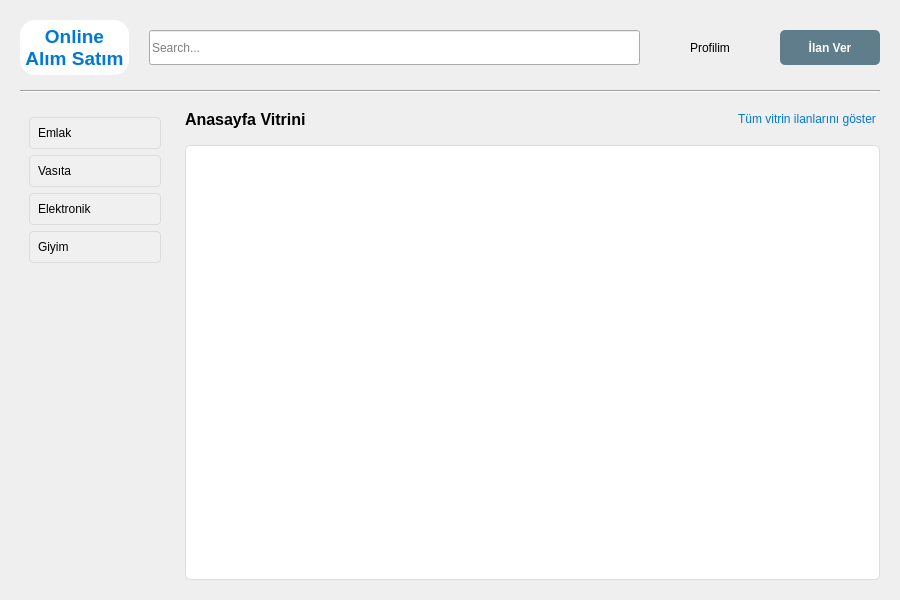
This is anasayfa.ui in Online-Alim-Satim-Platformu/Online-Alim-Satim-Platformu as Qt 5 draws it before an edit. The edited form follows.
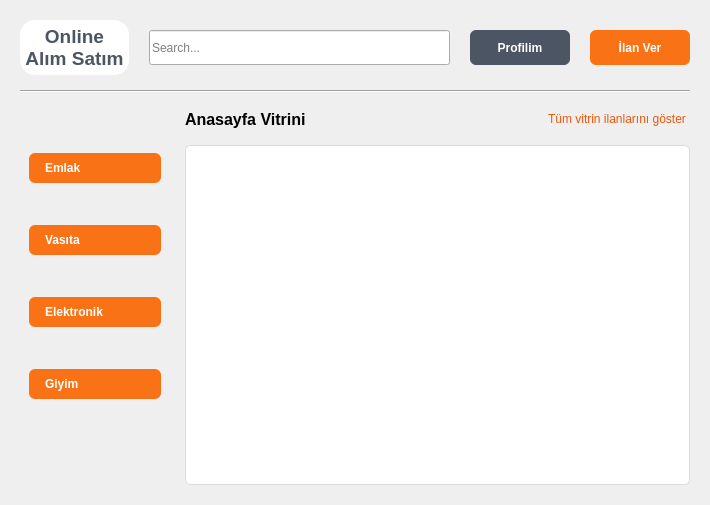
This is the edited form.

Patch:
```diff
--- a/anasayfa.ui
+++ b/anasayfa.ui
@@ -6,8 +6,8 @@
    <rect>
     <x>0</x>
     <y>0</y>
-    <width>900</width>
-    <height>600</height>
+    <width>710</width>
+    <height>505</height>
    </rect>
   </property>
   <property name="windowTitle">
@@ -43,7 +43,7 @@
         </font>
        </property>
        <property name="styleSheet">
-        <string>color: #0078D7; background-color: white; padding: 5px; border-radius: 15px;</string>
+        <string notr="true">color: #4B5563; background-color: white; padding: 5px; border-radius: 15px;</string>
        </property>
        <property name="text">
         <string>Online
@@ -78,6 +78,22 @@
        <property name="cursor">
         <cursorShape>PointingHandCursor</cursorShape>
        </property>
+       <property name="styleSheet">
+        <string notr="true">QPushButton {
+    background-color: #4B5563;
+    color: white; 
+    font-weight: bold; 
+    border: none;
+    border-radius: 6px; 
+    padding: 8px 16px; 
+}
+QPushButton:hover {
+    background-color: #EA580C;
+}
+QPushButton:pressed {
+    background-color: #C2410C;
+}</string>
+       </property>
        <property name="text">
         <string>Profilim</string>
        </property>
@@ -103,7 +119,20 @@
         <cursorShape>PointingHandCursor</cursorShape>
        </property>
        <property name="styleSheet">
-        <string>background-color: #607D8B; color: white; border-radius: 5px;</string>
+        <string notr="true">QPushButton {
+    background-color: #F97316;
+    color: white; 
+    font-weight: bold; 
+    border: none;
+    border-radius: 6px; 
+    padding: 8px 16px; 
+}
+QPushButton:hover {
+    background-color: #EA580C;
+}
+QPushButton:pressed {
+    background-color: #C2410C;
+}</string>
        </property>
        <property name="text">
         <string>İlan Ver</string>
@@ -145,6 +174,22 @@
           <property name="cursor">
            <cursorShape>PointingHandCursor</cursorShape>
           </property>
+          <property name="styleSheet">
+           <string notr="true">QPushButton {
+    background-color: #F97316;
+    color: white; 
+    font-weight: bold; 
+    border: none;
+    border-radius: 6px; 
+    padding: 8px 16px; 
+}
+QPushButton:hover {
+    background-color: #EA580C;
+}
+QPushButton:pressed {
+    background-color: #C2410C;
+}</string>
+          </property>
           <property name="text">
            <string>Emlak</string>
           </property>
@@ -155,6 +200,22 @@
           <property name="cursor">
            <cursorShape>PointingHandCursor</cursorShape>
           </property>
+          <property name="styleSheet">
+           <string notr="true">QPushButton {
+    background-color: #F97316;
+    color: white; 
+    font-weight: bold; 
+    border: none;
+    border-radius: 6px; 
+    padding: 8px 16px; 
+}
+QPushButton:hover {
+    background-color: #EA580C;
+}
+QPushButton:pressed {
+    background-color: #C2410C;
+}</string>
+          </property>
           <property name="text">
            <string>Vasıta</string>
           </property>
@@ -165,6 +226,22 @@
           <property name="cursor">
            <cursorShape>PointingHandCursor</cursorShape>
           </property>
+          <property name="styleSheet">
+           <string notr="true">QPushButton {
+    background-color: #F97316;
+    color: white; 
+    font-weight: bold; 
+    border: none;
+    border-radius: 6px; 
+    padding: 8px 16px; 
+}
+QPushButton:hover {
+    background-color: #EA580C;
+}
+QPushButton:pressed {
+    background-color: #C2410C;
+}</string>
+          </property>
           <property name="text">
            <string>Elektronik</string>
           </property>
@@ -175,6 +252,22 @@
           <property name="cursor">
            <cursorShape>PointingHandCursor</cursorShape>
           </property>
+          <property name="styleSheet">
+           <string notr="true">QPushButton {
+    background-color: #F97316;
+    color: white; 
+    font-weight: bold; 
+    border: none;
+    border-radius: 6px; 
+    padding: 8px 16px; 
+}
+QPushButton:hover {
+    background-color: #EA580C;
+}
+QPushButton:pressed {
+    background-color: #C2410C;
+}</string>
+          </property>
           <property name="text">
            <string>Giyim</string>
           </property>
@@ -183,7 +276,10 @@
         <item>
          <spacer name="verticalSpacer">
           <property name="orientation">
-           <enum>Qt::Vertical</enum>
+           <enum>Qt::Orientation::Vertical</enum>
+          </property>
+          <property name="sizeType">
+           <enum>QSizePolicy::Policy::Fixed</enum>
           </property>
           <property name="sizeHint" stdset="0">
            <size>
@@ -231,15 +327,15 @@
            <property name="cursor">
             <cursorShape>PointingHandCursor</cursorShape>
            </property>
+           <property name="styleSheet">
+            <string notr="true">color: #EA580C;</string>
+           </property>
            <property name="text">
             <string>Tüm vitrin ilanlarını göster</string>
            </property>
            <property name="flat">
             <bool>true</bool>
            </property>
-           <property name="styleSheet">
-            <string>color: #0078D7;</string>
-           </property>
           </widget>
          </item>
         </layout>
```
Left out of the diff: 14 changed lines with no effect on the pictures.
